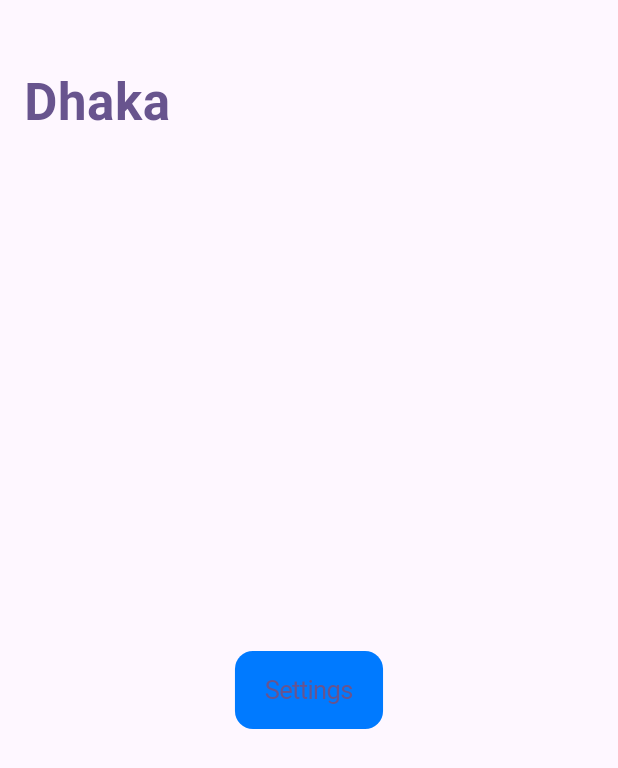
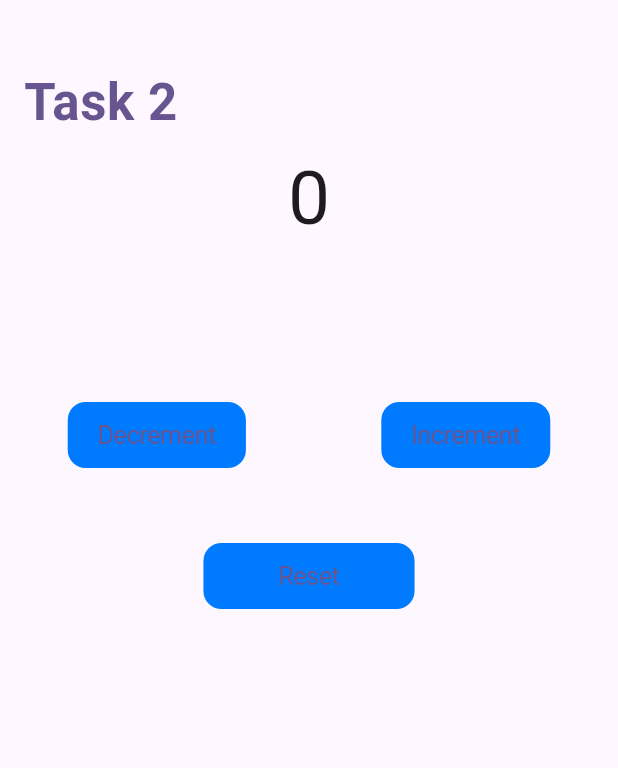
Before and after one commit to PrantoMondal/GetxWeatherApp, a Flutter app: the screen it shows after launch, on a phone screen of 412 x 824 dp. Shown: the top 768 px of the screen. Run offline on Flutter 3.47's test engine with Material 3 defaults, Android fonts, the phone set to English and light mode, and no system bars; our stand-ins replace get.

Commit message:
task 2 complete

```diff
--- /dev/null
+++ b/lib/controller/counter_controller.dart
@@ -0,0 +1,18 @@
+import 'package:get/get.dart';
+
+class CounterController extends GetxController {
+  RxInt count = 0.obs;
+  increment() {
+    count.value++;
+  }
+
+  decrement() {
+    if (count.value > 0) {
+      count.value--;
+    }
+  }
+
+  reset() {
+    count.value = 0;
+  }
+}
--- a/lib/main.dart
+++ b/lib/main.dart
@@ -13,6 +13,7 @@ class MyApp extends StatelessWidget {
   @override
   Widget build(BuildContext context) {
     return MaterialApp(
+      debugShowCheckedModeBanner: false,
       title: 'Flutter Demo',
       theme: ThemeData(
         colorScheme: ColorScheme.fromSeed(seedColor: Colors.deepPurple),
--- a/lib/view/weather_screen.dart
+++ b/lib/view/weather_screen.dart
@@ -1,6 +1,7 @@
 import 'package:flutter/cupertino.dart';
 import 'package:flutter/material.dart';
-import 'package:getx_weather/view/settings_screen.dart';
+import 'package:get/get.dart';
+import 'package:getx_weather/controller/counter_controller.dart';
 
 class WeatherScreen extends StatelessWidget {
   const WeatherScreen({super.key});
@@ -8,6 +9,7 @@ class WeatherScreen extends StatelessWidget {
 
   @override
   Widget build(BuildContext context) {
+    final CounterController controller = Get.put(CounterController());
     return CupertinoPageScaffold(
         backgroundColor: Theme.of(context).colorScheme.background,
         child: NestedScrollView(
@@ -16,7 +18,7 @@ class WeatherScreen extends StatelessWidget {
               CupertinoSliverNavigationBar(
                 backgroundColor: Theme.of(context).colorScheme.background,
                 largeTitle: Text(
-                  "Dhaka",
+                  "Task 2",
                   style:
                       TextStyle(color: Theme.of(context).colorScheme.primary),
                 ),
@@ -24,16 +26,50 @@ class WeatherScreen extends StatelessWidget {
               ),
             ];
           },
-          body: Container(
-            child: Center(
-              child: CupertinoButton(
-                color: CupertinoColors.activeBlue,
-                child: const Text('Settings'),
-                onPressed: () {
-                  Navigator.pushNamed(context, SettingsScreen.routeName,
-                      arguments: "Hello");
-                },
-              ),
+          body: Scaffold(
+            body: Column(
+              crossAxisAlignment: CrossAxisAlignment.center,
+              children: [
+                Obx(() => Text(
+                      controller.count.toString(),
+                      style: const TextStyle(fontSize: 50),
+                    )),
+                const SizedBox(
+                  height: 100,
+                ),
+                Row(
+                  mainAxisAlignment: MainAxisAlignment.spaceAround,
+                  children: [
+                    CupertinoButton(
+                      padding: const EdgeInsets.symmetric(horizontal: 20),
+                      color: CupertinoColors.activeBlue,
+                      child: const Text('Decrement'),
+                      onPressed: () {
+                        controller.decrement();
+                      },
+                    ),
+                    CupertinoButton(
+                      padding: const EdgeInsets.symmetric(horizontal: 20),
+                      color: CupertinoColors.activeBlue,
+                      child: const Text('Increment'),
+                      onPressed: () {
+                        controller.increment();
+                      },
+                    ),
+                  ],
+                ),
+                const SizedBox(
+                  height: 50,
+                ),
+                CupertinoButton(
+                  padding: const EdgeInsets.symmetric(horizontal: 50),
+                  color: CupertinoColors.activeBlue,
+                  child: const Text('Reset'),
+                  onPressed: () {
+                    controller.reset();
+                  },
+                ),
+              ],
             ),
           ),
         ));
```
